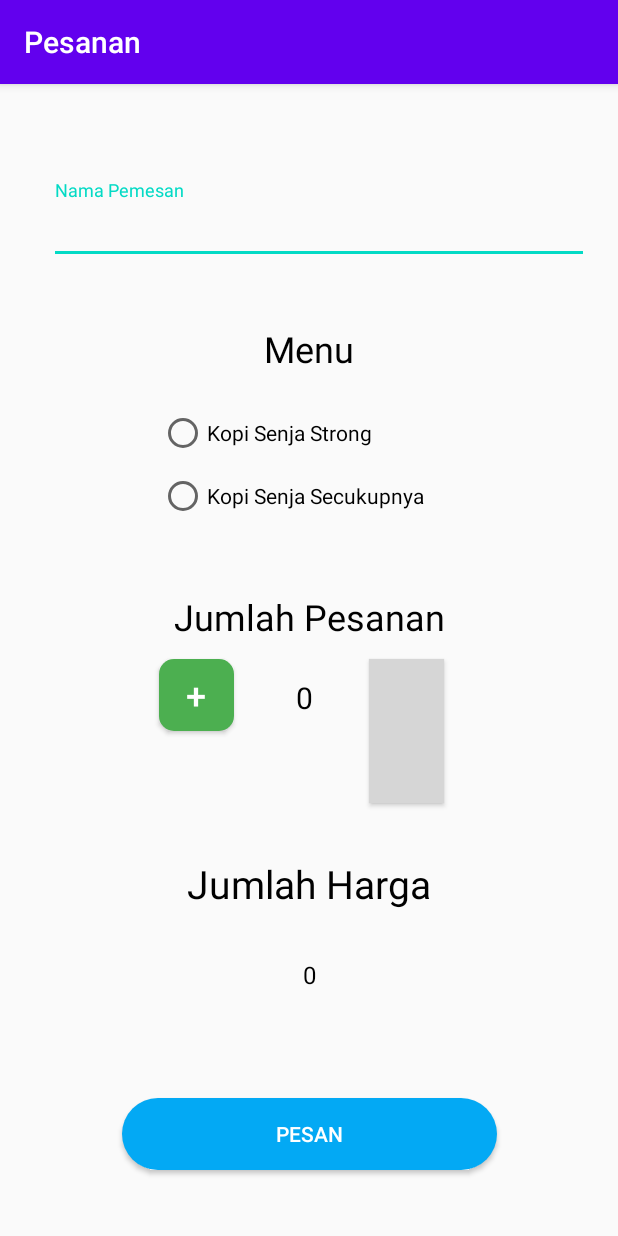
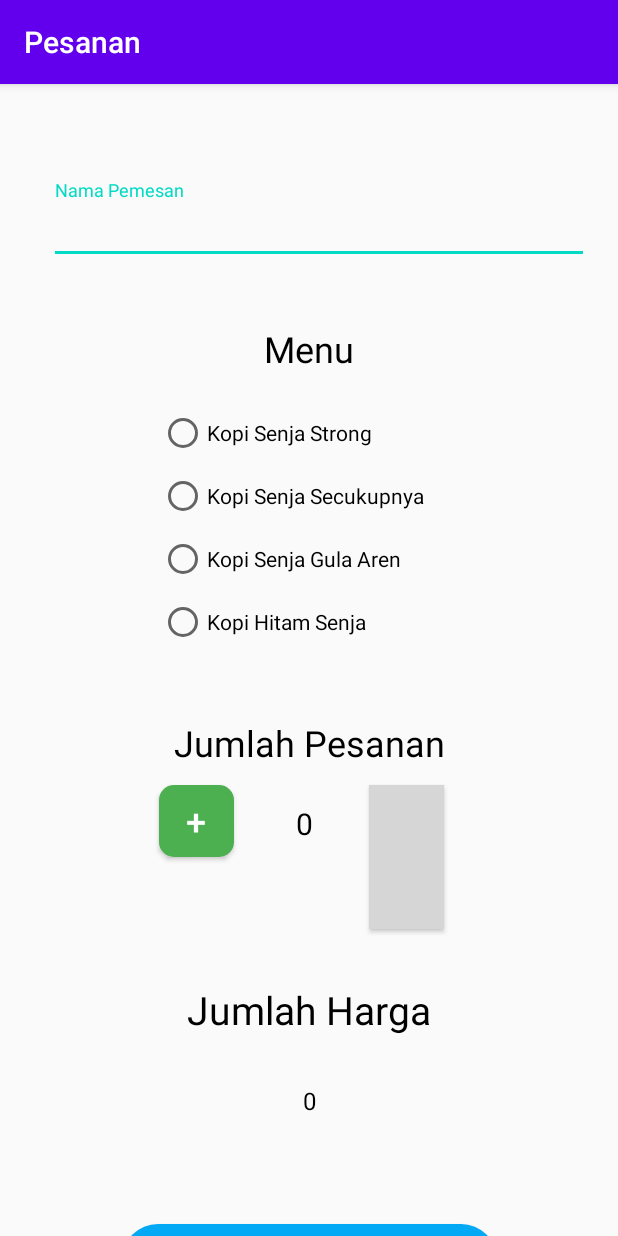
Before and after one commit to syehfi/Ngops_Kuy, an Android app: the MainActivity screen opened directly, with no data from a screen before it, after a tap on an icon or button, on a phone screen of 412 x 824 dp. Run offline under Robolectric (Android 15) with nearby library versions, the phone set to English and light mode, and no system bars; 1 statement that could not run was skipped; grey boxes are pictures that could not be loaded.

Commit message:
Fixing Update Data

```diff
--- a/app/src/main/java/com/uts/syehfi/ngopskuy/models/Transaction.java
+++ b/app/src/main/java/com/uts/syehfi/ngopskuy/models/Transaction.java
@@ -4,25 +4,29 @@ import android.os.Parcel;
 import android.os.Parcelable;
 
 public class Transaction implements Parcelable {
-    public enum Type {
+
+    public enum Menu {
         EMPTY,
-        STRONG,
-        CREAMY
+        MENU1,
+        MENU2,
+        MENU3,
+        MENU4
     }
 
     private String nama;
     private int jmlHarga;
     private int jumlah;
-    private Type type;
+    private Menu menu;
 
-    public Transaction() {
+    public Transaction(){
+
     }
 
-    public Transaction(String nama, int jmlHarga, int jumlah, Type type) {
+    public Transaction(String nama, int jmlHarga, int jumlah, Menu menu) {
         this.nama = nama;
         this.jmlHarga = jmlHarga;
         this.jumlah = jumlah;
-        this.type = type;
+        this.menu = menu;
     }
 
     public String getNama() {
@@ -49,14 +53,33 @@ public class Transaction implements Parcelable {
         this.jumlah = jumlah;
     }
 
-    public Type getType() {
-        return type;
+    public Menu getMenu() {
+        return menu;
     }
 
-    public void setType(Type type) {
-        this.type = type;
+    public void setMenu(Menu menu) {
+        this.menu = menu;
     }
 
+    protected Transaction(Parcel in) {
+        nama = in.readString();
+        jmlHarga = in.readInt();
+        jumlah = in.readInt();
+        int tmpType = in.readInt();
+        this.menu = tmpType == -1 ? null : Menu.values()[tmpType];
+    }
+
+    public static final Creator<Transaction> CREATOR = new Creator<Transaction>() {
+        @Override
+        public Transaction createFromParcel(Parcel in) {
+            return new Transaction(in);
+        }
+
+        @Override
+        public Transaction[] newArray(int size) {
+            return new Transaction[size];
+        }
+    };
 
     @Override
     public int describeContents() {
@@ -65,29 +88,9 @@ public class Transaction implements Parcelable {
 
     @Override
     public void writeToParcel(Parcel dest, int flags) {
-        dest.writeString(this.nama);
-        dest.writeInt(this.jmlHarga);
-        dest.writeInt(this.jumlah);
-        dest.writeInt(this.type == null ? -1 : this.type.ordinal());
+        dest.writeString(nama);
+        dest.writeInt(jmlHarga);
+        dest.writeInt(jumlah);
+        dest.writeInt(this.menu == null ? -1 : this.menu.ordinal());
     }
-
-    protected Transaction(Parcel in) {
-        this.nama = in.readString();
-        this.jmlHarga = in.readInt();
-        this.jumlah = in.readInt();
-        int tmpType = in.readInt();
-        this.type = tmpType == -1 ? null : Type.values()[tmpType];
-    }
-
-    public static final Creator<Transaction> CREATOR = new Creator<Transaction>() {
-        @Override
-        public Transaction createFromParcel(Parcel source) {
-            return new Transaction(source);
-        }
-
-        @Override
-        public Transaction[] newArray(int size) {
-            return new Transaction[size];
-        }
-    };
 }
--- a/app/src/main/res/layout/activity_save.xml
+++ b/app/src/main/res/layout/activity_save.xml
@@ -5,6 +5,26 @@
     xmlns:tools="http://schemas.android.com/tools"
     android:layout_width="match_parent"
     android:layout_height="match_parent">
+
+    <ScrollView
+        android:layout_width="391dp"
+        android:layout_height="45dp"
+        android:layout_marginStart="1dp"
+        android:layout_marginLeft="1dp"
+        android:layout_marginTop="1dp"
+        android:layout_marginEnd="1dp"
+        android:layout_marginRight="1dp"
+        android:layout_marginBottom="1dp"
+        app:layout_constraintBottom_toBottomOf="parent"
+        app:layout_constraintEnd_toEndOf="parent"
+        app:layout_constraintStart_toStartOf="parent"
+        app:layout_constraintTop_toBottomOf="@+id/order_btn">
+
+        <LinearLayout
+            android:layout_width="match_parent"
+            android:layout_height="wrap_content"
+            android:orientation="vertical" />
+    </ScrollView>
 
     <com.google.android.material.textfield.TextInputLayout
         android:id="@+id/nama"
@@ -43,19 +63,33 @@
         app:layout_constraintTop_toBottomOf="@+id/textView4">
 
         <RadioButton
-            android:id="@+id/radio_strong"
+            android:id="@+id/radio_menu1"
             android:layout_width="180dp"
             android:layout_height="wrap_content"
             android:text="Kopi Senja Strong" />
 
         <RadioButton
-            android:id="@+id/radio_creamy"
+            android:id="@+id/radio_menu2"
             android:layout_width="200dp"
             android:layout_height="wrap_content"
             android:layout_marginTop="10dp"
             android:text="Kopi Senja Secukupnya"
             tools:layout_editor_absoluteX="136dp"
             tools:layout_editor_absoluteY="145dp" />
+
+        <RadioButton
+            android:id="@+id/radio_menu3"
+            android:layout_width="match_parent"
+            android:layout_height="wrap_content"
+            android:layout_marginTop="10dp"
+            android:text="Kopi Senja Gula Aren" />
+
+        <RadioButton
+            android:id="@+id/radio_menu4"
+            android:layout_width="match_parent"
+            android:layout_height="wrap_content"
+            android:layout_marginTop="10dp"
+            android:text="Kopi Hitam Senja" />
     </RadioGroup>
 
     <Button
@@ -196,4 +230,5 @@
         app:layout_constraintHorizontal_bias="0.50"
         app:layout_constraintStart_toStartOf="parent"
         app:layout_constraintTop_toBottomOf="@+id/textView5" />
+
 </androidx.constraintlayout.widget.ConstraintLayout>
```
Also changed, not shown: app/src/main/java/com/uts/syehfi/ngopskuy/SaveActivity.java (+35 -18 lines).
